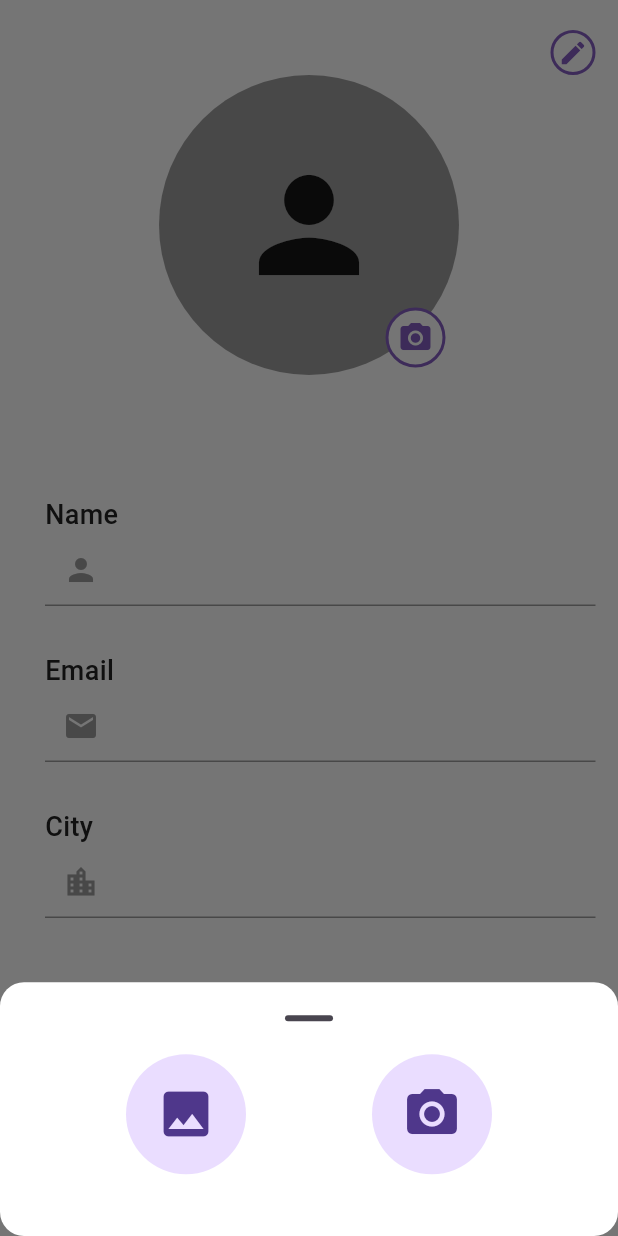
After one commit to Manishs2261/PgRoomApp-Appixo-, a Flutter app: the ProfileScreen screen opened directly, after a tap on the "camera alt" icon, on a phone screen of 412 x 824 dp. The commit adds this screen. Run offline on Flutter 3.47's test engine with Material 3 defaults, Android fonts, the phone set to English and light mode, and no system bars; drawn by our look-alikes of cached_network_image; our stand-ins replace another_flushbar, cloud_firestore, connectivity_plus, firebase_auth, firebase_core, firebase_storage and 10 more; missing offline and left inert: easy_image_viewer, email_otp, rating_summary; accounts and stored records are empty; generated files the repository leaves out were written again; network calls fail.

Commit message:
add phone call and profile

```diff
--- a/lib/src/features/auth_screen/login_screen/login_screen.dart
+++ b/lib/src/features/auth_screen/login_screen/login_screen.dart
@@ -23,6 +23,7 @@ class LoginScreen extends StatelessWidget {
     return Scaffold(
       appBar: AppBar(
         //=======skip buttton ========
+         backgroundColor: Colors.transparent,
         actions: const [
           SkipTextButtonWidgets(),
         ],
--- a/lib/src/features/details_rent_screen/details_rent_screen.dart
+++ b/lib/src/features/details_rent_screen/details_rent_screen.dart
@@ -81,7 +81,8 @@ class DetailsRentInfoScreen extends StatelessWidget {
                                   Icons.image_outlined,
                                   size: 50,
                                 ),
-                              )),
+                              )
+                      ),
 
                       //view all image Page
                       Container(
--- a/lib/src/features/edit_add_new_home/edit_screen/controller/controller.dart
+++ b/lib/src/features/edit_add_new_home/edit_screen/controller/controller.dart
@@ -216,7 +216,7 @@ class EditFormScreenController extends GetxController {
     AppHelperFunction.checkInternetAvailability().then((value) {
       if (value) {
         loading.value = true;
-        ApisClass.updateRentDetilaData(
+        ApisClass.updateRentDetailsData(
                 houseNameController.value.text,
                 houseAddressController.value.text,
                 cityNameController.value.text,
--- /dev/null
+++ b/lib/src/features/profile_screen/contorller/profile_controller.dart
@@ -0,0 +1,37 @@
+import 'dart:io';
+
+import 'package:get/get.dart';
+import 'package:image_picker/image_picker.dart';
+import 'package:pgroom/src/data/repository/apis/apis.dart';
+
+class ProfileController extends GetxController{
+
+
+  XFile? image;
+
+
+  @override
+  void onInit() {
+
+    ApisClass.getUserData();
+    super.onInit();
+
+
+  }
+
+  Future pickCoverImageFromGallery() async {
+    image = await ImagePicker().pickImage(source: ImageSource.gallery, imageQuality: 70);
+    if (image == null) return;
+
+    ApisClass.uploadUserImage(File(image!.path));
+  }
+
+
+  Future pickCoverImageFromCamera() async {
+    image = await ImagePicker().pickImage(source: ImageSource.camera, imageQuality: 70);
+    if (image == null) return;
+
+    ApisClass.uploadUserImage(File(image!.path));
+  }
+
+}
--- /dev/null
+++ b/lib/src/features/profile_screen/profile_screen.dart
@@ -0,0 +1,208 @@
+import 'package:cached_network_image/cached_network_image.dart';
+import 'package:flutter/material.dart';
+import 'package:flutter_spinkit/flutter_spinkit.dart';
+import 'package:get/get.dart';
+import 'package:get/get_core/src/get_main.dart';
+import 'package:get/get_navigation/get_navigation.dart';
+import 'package:pgroom/src/data/repository/apis/apis.dart';
+import 'package:pgroom/src/features/profile_screen/contorller/profile_controller.dart';
+import 'package:pgroom/src/utils/Constants/colors.dart';
+import 'package:pgroom/src/utils/Constants/image_string.dart';
+
+class ProfileScreen extends StatelessWidget {
+   ProfileScreen({super.key});
+
+  final controller = Get.put(ProfileController());
+
+  @override
+  Widget build(BuildContext context) {
+
+    return SafeArea(
+        child: Scaffold(
+      body: Padding(
+        padding: EdgeInsets.only(left: 15, right: 15, top: 20),
+        child: Column(
+          crossAxisAlignment: CrossAxisAlignment.center,
+          children: [
+            Align(
+              alignment: Alignment.centerRight,
+              child: Container(
+                  height: 30,
+                  width: 30,
+                  decoration: BoxDecoration(
+                      color: Colors.white,
+                      borderRadius: BorderRadius.circular(50),
+                      border: Border.all(color: AppColors.primary, width: 2)),
+                  child: Icon(
+                    Icons.edit,
+                    size: 20,
+                    color: AppColors.primary,
+                  )),
+            ),
+            Stack(
+              children: [
+                Align(
+                  alignment: Alignment.topCenter,
+                  child: ClipRRect(
+                    borderRadius: BorderRadius.circular(360),
+                    child: CachedNetworkImage(
+                        height: 200,
+                        width: 200,
+                        imageUrl: ApisClass.userImage,
+                        fit: BoxFit.fill,
+                        placeholder: (context, url) => Container(
+                              color: Colors.transparent,
+                              height: 200,
+                              width: 200,
+
+                              child: const SpinKitFadingCircle(
+                                color: AppColors.primary,
+                                size: 35,
+                              ),
+                            ),
+                        errorWidget: (context, url, error) => Container(
+                              width: 200,
+                              height: 200,
+                              decoration: BoxDecoration(borderRadius: BorderRadius.circular(50), color: Colors.grey),
+                              alignment: Alignment.center,
+                              child: Icon(
+                                Icons.person,
+                                size: 100,
+                              ),
+                            )),
+                  ),
+                ),
+                Positioned(
+                    bottom: 5,
+                    right: 100,
+                    child: InkWell(
+                      onTap: (){
+
+
+                        showModalBottomSheet(context: context, builder:(_){
+
+                       return ListView(
+                          shrinkWrap: true,
+                         padding: EdgeInsets.only(bottom: Get.width * 0.1),
+                         children: [
+                           //pick profile picture label
+                            Row(
+                              mainAxisAlignment: MainAxisAlignment.spaceEvenly,
+                              children: [
+                                InkWell(
+                                  child: CircleAvatar(
+                                     child: Icon(Icons.image,size: 40,),
+                                    radius: 40,
+                                  ),
+                                  onTap: (){
+                                    print("reetu");
+                                    controller.pickCoverImageFromGallery();
+                                    Navigator.pop(context);
+                                  },
+                                ),
+
+                                InkWell(
+                                  child: CircleAvatar(
+                                    child: Icon(Icons.camera_alt,size: 40,),
+                                    radius: 40,
+                                  ),
+                                  onTap: (){
+                                    print("reetu");
+                                  controller.pickCoverImageFromCamera();
+                                    Navigator.pop(context);
+                                  },
+                                ),
+                              ],
+                            ),
+
+                         ],
+
+
+                       );
+                     }
+                     );
+
+                      },
+                      child: Container(
+                          height: 40,
+                          width: 40,
+                          decoration: BoxDecoration(
+                              color: Colors.white,
+                              borderRadius: BorderRadius.circular(50),
+                              border: Border.all(color: AppColors.primary, width: 2)),
+                          child: Icon(
+                            Icons.camera_alt,
+                            color: AppColors.primary,
+                          )),
+                    )),
+              ],
+            ),
+            SizedBox(
+              height: 50,
+            ),
+            ProfileTextFormWidgets(
+              name: 'Name',
+              icon: Icons.person,
+              initialValue: ApisClass.userName,
+            ),
+            ProfileTextFormWidgets(
+              name: 'Email',
+              icon: Icons.email,
+              initialValue: ApisClass.userEmail,
+            ),
+            ProfileTextFormWidgets(
+              name: 'City',
+              icon: Icons.location_city,
+              initialValue: ApisClass.userCity,
+            ),
+          ],
+        ),
+      ),
+    ));
+  }
+}
+
+class ProfileTextFormWidgets extends StatelessWidget {
+  ProfileTextFormWidgets({
+    super.key,
+    required this.name,
+    required this.icon,
+    this.initialValue,
+  });
+
+  String name;
+  IconData icon;
+  String? initialValue;
+
+  @override
+  Widget build(BuildContext context) {
+    return Padding(
+      padding: const EdgeInsets.only(left: 15, top: 30),
+      child: Column(
+        crossAxisAlignment: CrossAxisAlignment.start,
+        children: [
+          Text(
+            name,
+            style: TextStyle(fontSize: 18, fontWeight: FontWeight.w500),
+          ),
+          TextFormField(
+            initialValue: initialValue,
+            readOnly: true,
+            decoration: InputDecoration(
+              enabledBorder: UnderlineInputBorder(
+                borderSide: BorderSide(color: Colors.grey),
+              ),
+              focusedBorder: UnderlineInputBorder(
+                borderSide: BorderSide(color: Colors.grey),
+              ),
+              border: UnderlineInputBorder(
+                borderSide: BorderSide(color: Colors.grey),
+              ),
+              prefixIcon: Icon(icon),
+            ),
+          )
+        ],
+      ),
+    );
+  }
+}
--- a/lib/src/features/search/search.dart
+++ b/lib/src/features/search/search.dart
@@ -44,7 +44,7 @@ class _SearchScreenState extends State<SearchScreen> {
       body: Column(
         children: [
           Padding(
-            padding: const EdgeInsets.only(left: 10, right: 10),
+            padding: const EdgeInsets.only(left: 10, right: 10,top: 15),
             child: TextField(
                 controller: searchController,
                 maxLines: 1,
@@ -53,11 +53,14 @@ class _SearchScreenState extends State<SearchScreen> {
                 keyboardType: TextInputType.text,
                 onChanged: (value) => updateList(value),
                 onSubmitted: (value) {},
+                style: TextStyle(color: Colors.black87),
+
                 decoration: InputDecoration(
                   border: OutlineInputBorder(borderRadius: BorderRadius.circular(10)),
                   fillColor: Colors.white,
                   filled: true,
                   hintText: "Enter Locality / Landmark / Colony",
+                  hintStyle: TextStyle(color: Colors.black54),
                   prefixIcon: const Icon(
                     Icons.search_rounded,
                     size: 25,
--- a/lib/src/res/routes/app_routes.dart
+++ b/lib/src/res/routes/app_routes.dart
@@ -73,11 +73,11 @@ static appRoutes()=>[
       transitionDuration: const Duration(milliseconds: 250),
       transition: Transition.leftToRightWithFade),
 
-  GetPage(name: RoutesName.otpPhoneforgetPassScreen, page:()=> const OtpPhoneNumberScreen(),
+  GetPage(name: RoutesName.otpPhoneforgetPassScreen, page:()=>  OtpPhoneNumberScreen(),
       transitionDuration: const Duration(milliseconds: 250),
       transition: Transition.leftToRightWithFade),
 
-  GetPage(name: RoutesName.otpEmailforgetPassScreen, page:()=> const OtpEmailScreen(),
+  GetPage(name: RoutesName.otpEmailforgetPassScreen, page:()=>  OtpEmailScreen(),
       transitionDuration: const Duration(milliseconds: 250),
       transition: Transition.leftToRightWithFade),
 
--- a/lib/src/utils/Theme/customs_theme/appbar_theme.dart
+++ b/lib/src/utils/Theme/customs_theme/appbar_theme.dart
@@ -3,10 +3,11 @@ import 'package:pgroom/src/utils/Constants/colors.dart';
 
 class CustomeAppBarTheme{
   CustomeAppBarTheme._();
-  static const lightAppBarTheme = AppBarTheme(
+  static  AppBarTheme lightAppBarTheme = AppBarTheme(
     elevation: 0,
     centerTitle: false,
     scrolledUnderElevation: 0,
+
     backgroundColor: AppColors.primary,
     surfaceTintColor: AppColors.primary,
     iconTheme: IconThemeData(color: AppColors.white,size: 24),
```
Also changed, not shown: lib/src/data/repository/apis/apis.dart (+163 -134 lines), lib/src/features/auth_screen/otp_phone_screen/otp_phone_screen.dart (+13 -16 lines), lib/src/features/auth_screen/sing_in_screen/Widgets/SignFormWidget.dart (+7 -4 lines), lib/src/features/auth_screen/sing_in_screen/sing_in_screen.dart (+11 -3 lines), lib/src/features/details_rent_screen/widget/ContactAndShareWidgets.dart (+7 -1 lines), lib/src/features/drawer_screen/drawer_screen.dart (+13 -0 lines), lib/src/features/on_boarding_screen/on_boarding_screen.dart (+5 -5 lines), 1 other file.
